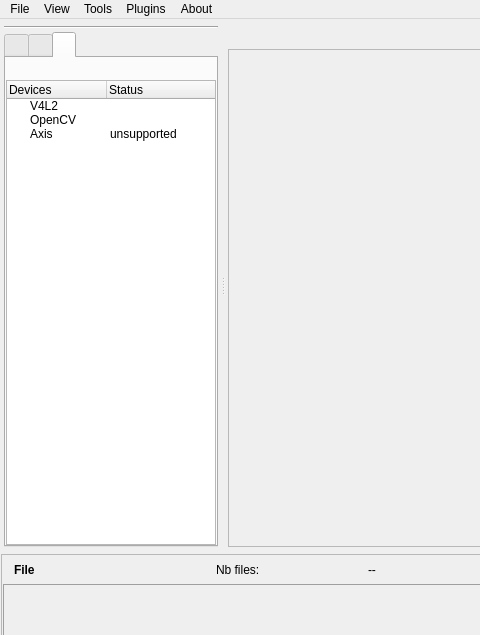
The window that workflow/ui/emamainwindow.ui (cseyve/piaf) describes before a commit, drawn with Qt 5; both pictures show x 0 to 480 and y 0 to 635 of the 1020 by 728 pixel window.
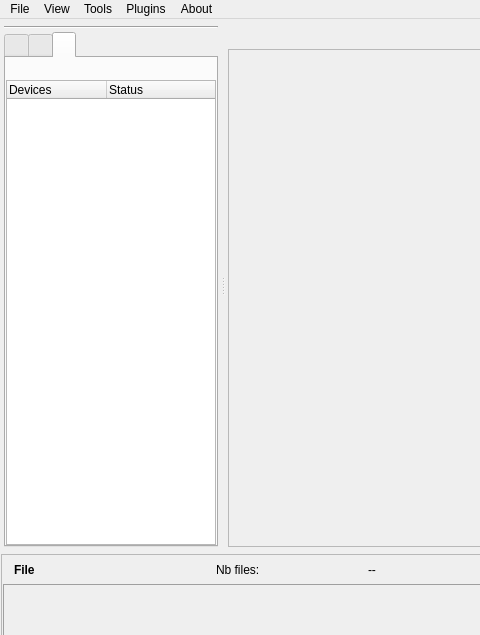
The same window after the commit. The open tabs and pages were chosen to show the change. Icons and pictures are not drawn. Custom widgets are drawn as their Qt base class.

Patch:
```diff
--- a/workflow/ui/emamainwindow.ui
+++ b/workflow/ui/emamainwindow.ui
@@ -81,8 +81,8 @@
              <rect>
               <x>0</x>
               <y>0</y>
-              <width>148</width>
-              <height>510</height>
+              <width>214</width>
+              <height>516</height>
              </rect>
             </property>
             <layout class="QVBoxLayout" name="verticalLayout_14">
@@ -477,36 +477,6 @@
                      <string>Status</string>
                     </property>
                    </column>
-                   <item>
-                    <property name="text">
-                     <string>V4L2</string>
-                    </property>
-                    <property name="icon">
-                     <iconset resource="../ema.qrc">
-                      <normaloff>:/icons/16x16/camera-web.png</normaloff>:/icons/16x16/camera-web.png</iconset>
-                    </property>
-                   </item>
-                   <item>
-                    <property name="text">
-                     <string>OpenCV</string>
-                    </property>
-                    <property name="icon">
-                     <iconset resource="../../main/piaf.qrc">
-                      <normaloff>:/images/16x16/digikam.png</normaloff>:/images/16x16/digikam.png</iconset>
-                    </property>
-                   </item>
-                   <item>
-                    <property name="text">
-                     <string>Axis</string>
-                    </property>
-                    <property name="icon">
-                     <iconset resource="../ema.qrc">
-                      <normaloff>:/icons/22x22/camera-axis.png</normaloff>:/icons/22x22/camera-axis.png</iconset>
-                    </property>
-                    <property name="text">
-                     <string>unsupported</string>
-                    </property>
-                   </item>
                   </widget>
                  </item>
                 </layout>
```
Left out of the diff: 16 changed lines with no effect on the pictures.
